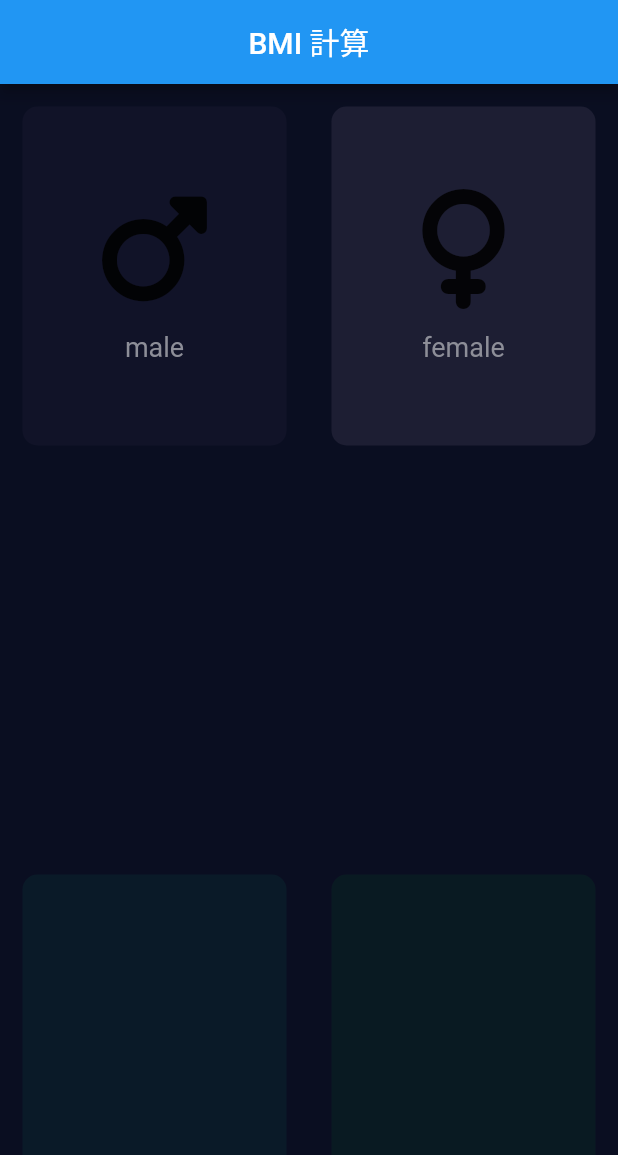
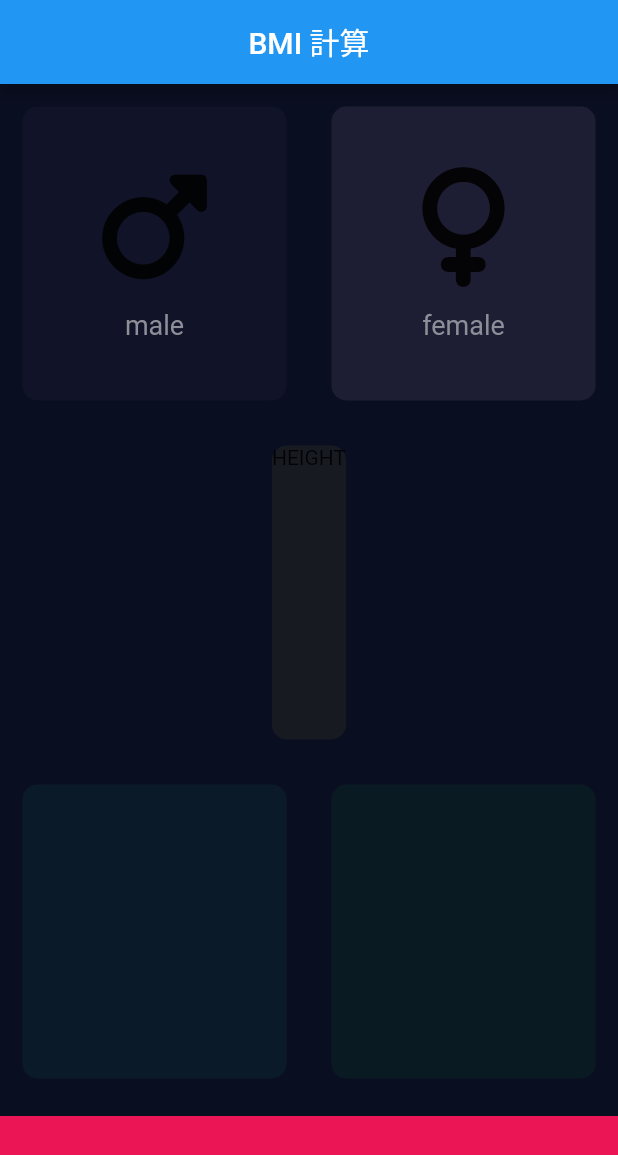
Before and after one commit to KYOHEI-jp/bmi_calculator, a Flutter app: the screen it shows after launch, on a phone screen of 412 x 824 dp. Shown: the top 1155 px of the screen. Run offline on Flutter 3.47's test engine with Material 2 defaults, Android fonts, the phone set to English and light mode, and no system bars; our stand-ins replace font_awesome_flutter.

Commit message:
input_page

```diff
--- a/lib/input_page.dart
+++ b/lib/input_page.dart
@@ -2,7 +2,7 @@ import 'package:bmi_calculator/constants.dart';
 import 'package:bmi_calculator/reusable_card.dart';
 import 'package:flutter/material.dart';
 import 'package:font_awesome_flutter/font_awesome_flutter.dart';
-
+import 'constants.dart';
 import 'icon_content.dart';
 
 enum Gender {
@@ -74,12 +74,15 @@ class _InputPageState extends State<InputPage> {
                   ),
                 ),
               ],
-            ),
-          ),
+            )),
           Expanded(
             child: ReusableCard(
               colour: Color(0xFF1DE33),
-              cardChild: Column(),
+              cardChild: Column(
+                children: [
+                  Text("HEIGHT")
+                ],
+              ),
               onPress: () {},
             ),
           ),
@@ -103,6 +106,12 @@ class _InputPageState extends State<InputPage> {
               ],
             ),
           ),
+          Container(
+            color: bottomContainerColor,
+            margin: EdgeInsets.only(top: 10.0),
+            width: double.infinity,
+            height: kBottomContainerHeight,
+          )
         ],
       ),
     );
```
